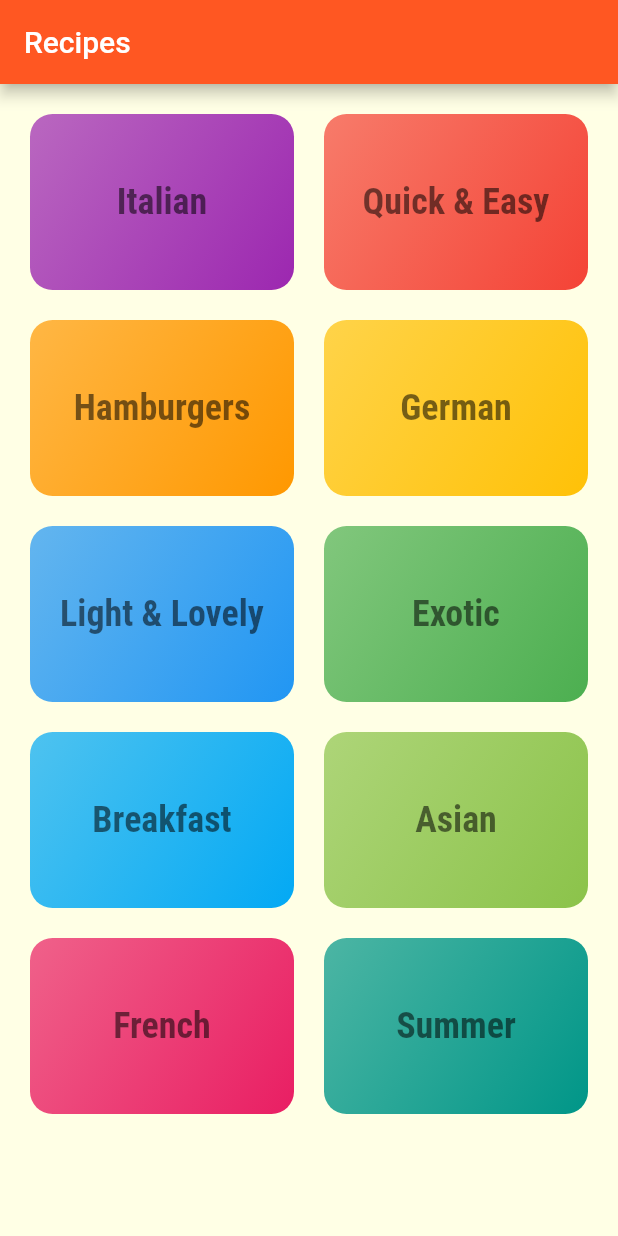
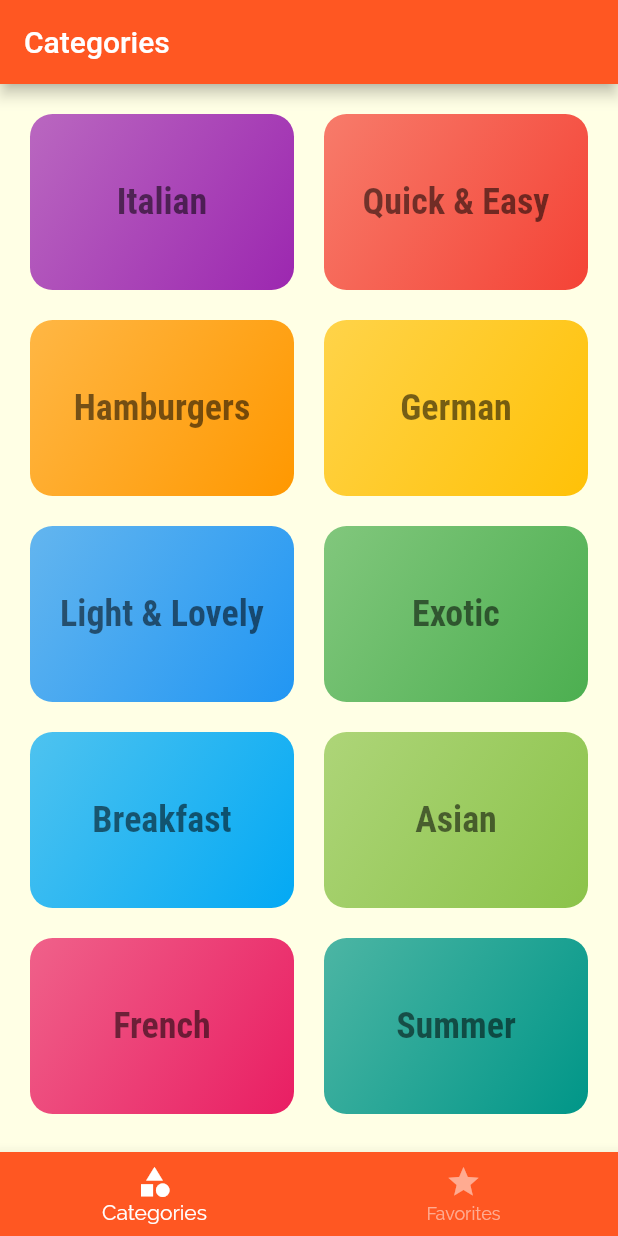
Before and after one commit to sharathbennur/recipes_app, a Flutter app: the screen it shows after launch, on a phone screen of 412 x 824 dp. Run offline on Flutter 3.47's test engine with Material 2 defaults, Android fonts, the phone set to English and light mode, and no system bars.

Commit message:
added tab-bar and screen for recipe details

```diff
--- a/lib/main.dart
+++ b/lib/main.dart
@@ -1,5 +1,7 @@
 import 'package:flutter/material.dart';
 
+import './screens/tabs.dart';
+import './screens/recipe_detail.dart';
 import './screens/recipes.dart';
 import './screens/categories.dart';
 
@@ -19,7 +21,7 @@ class MyApp extends StatelessWidget {
         fontFamily: 'Raleway',
         textTheme: ThemeData.light().textTheme.copyWith(
               bodyText1: const TextStyle(color: Colors.lightGreen),
-              bodyText2: const TextStyle(color: Colors.white),
+              bodyText2: const TextStyle(color: Colors.black),
               headline3: const TextStyle(
                 fontSize: 24,
                 fontFamily: 'RobotoCondensed',
@@ -28,8 +30,12 @@ class MyApp extends StatelessWidget {
             ),
       ),
       routes: {
-        '/': (ctx) => const CategoriesScreen(),
-        '/categories': (ctx) => RecipesScreen(),
+        '/': (ctx) => TabsScreen(),
+        RecipesScreen.routeName: (ctx) => RecipesScreen(),
+        RecipeDetailScreen.routeName: (ctx) => RecipeDetailScreen(),
+      },
+      onGenerateRoute: (settings) {
+        return MaterialPageRoute(builder: (context) => CategoriesScreen());
       },
     );
   }
--- a/lib/screens/categories.dart
+++ b/lib/screens/categories.dart
@@ -8,11 +8,7 @@ class CategoriesScreen extends StatelessWidget {
 
   @override
   Widget build(BuildContext context) {
-    return Scaffold(
-      appBar: AppBar(
-        title: const Text('Recipes'),
-      ),
-      body: GridView(
+    return GridView(
       padding: const EdgeInsets.all(20),
       scrollDirection: Axis.vertical,
       gridDelegate: const SliverGridDelegateWithMaxCrossAxisExtent(
@@ -25,7 +21,6 @@ class CategoriesScreen extends StatelessWidget {
           .map((catItem) => CategoryItem(
               id: catItem.id, title: catItem.title, color: catItem.color))
           .toList(),
-      ),
     );
   }
 }
--- /dev/null
+++ b/lib/screens/tabs.dart
@@ -0,0 +1,61 @@
+import 'package:flutter/material.dart';
+
+import '../screens/favorites.dart';
+import '../screens/categories.dart';
+
+class TabsScreen extends StatefulWidget {
+  const TabsScreen({Key? key}) : super(key: key);
+
+  @override
+  _TabsScreenState createState() => _TabsScreenState();
+}
+
+class _TabsScreenState extends State<TabsScreen> {
+  final List<Map<String, Object>> _pages = [
+    {
+      'page': const CategoriesScreen(),
+      'title': 'Categories',
+    },
+    {
+      'page': FavoritesScreen(),
+      'title': 'Your Favorite',
+    },
+  ];
+  int _selectedPageIndex = 0;
+
+  void _selectPage(int index) {
+    setState(() {
+      _selectedPageIndex = index;
+    });
+  }
+
+  @override
+  Widget build(BuildContext context) {
+    return Scaffold(
+      appBar: AppBar(
+        title: Text(_pages[_selectedPageIndex]['title'] as String),
+      ),
+      body: _pages[_selectedPageIndex]['page'] as Widget,
+      bottomNavigationBar: BottomNavigationBar(
+        onTap: _selectPage,
+        backgroundColor: Theme.of(context).primaryColor,
+        unselectedItemColor: Theme.of(context).backgroundColor,
+        selectedItemColor: Colors.white,
+        currentIndex: _selectedPageIndex,
+        // type: BottomNavigationBarType.fixed,
+        items: [
+          BottomNavigationBarItem(
+            backgroundColor: Theme.of(context).primaryColor,
+            icon: const Icon(Icons.category),
+            label: 'Categories',
+          ),
+          BottomNavigationBarItem(
+            backgroundColor: Theme.of(context).primaryColor,
+            icon: const Icon(Icons.star),
+            label: 'Favorites',
+          ),
+        ],
+      ),
+    );
+  }
+}
```
Also changed, not shown: lib/screens/favorites.dart (added, +10 -0 lines), lib/screens/recipe_detail.dart (added, +91 -0 lines), lib/screens/recipes.dart (+9 -3 lines), lib/widgets/recipe_item.dart (+86 -4 lines). Lines whose indentation alone changed are shown as unchanged.
